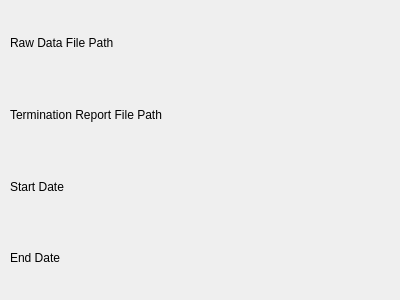
The window that gui/generate_report_widget.ui (JRNalakava/FRED_PyQT5) describes before a commit, drawn with Qt 5.
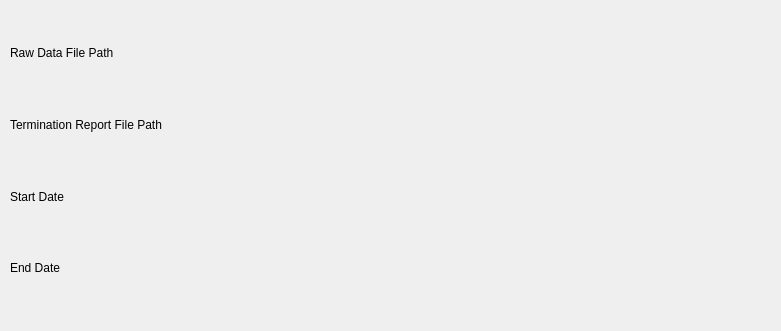
The same window after the commit.

Patch:
```diff
--- a/gui/generate_report_widget.ui
+++ b/gui/generate_report_widget.ui
@@ -6,8 +6,8 @@
    <rect>
     <x>0</x>
     <y>0</y>
-    <width>400</width>
-    <height>300</height>
+    <width>781</width>
+    <height>331</height>
    </rect>
   </property>
   <property name="windowTitle">
@@ -17,8 +17,8 @@
    <property name="geometry">
     <rect>
      <x>10</x>
-     <y>10</y>
-     <width>381</width>
+     <y>20</y>
+     <width>761</width>
      <height>281</height>
     </rect>
    </property>
```
